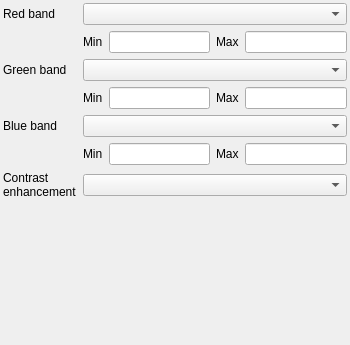
Old version of the form src/ui/pointcloud/qgspointcloudrgbrendererwidgetbase.ui in the repository carsmie/QGIS.
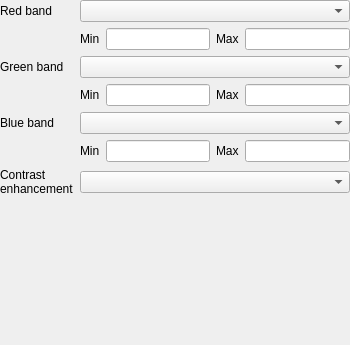
New version of the form. Custom widgets are drawn as their Qt base class.

The edit to the form file:
```diff
--- a/src/ui/pointcloud/qgspointcloudrgbrendererwidgetbase.ui
+++ b/src/ui/pointcloud/qgspointcloudrgbrendererwidgetbase.ui
@@ -15,16 +15,16 @@
   </property>
   <layout class="QVBoxLayout" name="verticalLayout">
    <property name="leftMargin">
-    <number>3</number>
+    <number>0</number>
    </property>
    <property name="topMargin">
-    <number>3</number>
+    <number>0</number>
    </property>
    <property name="rightMargin">
-    <number>3</number>
+    <number>0</number>
    </property>
    <property name="bottomMargin">
-    <number>3</number>
+    <number>0</number>
    </property>
    <item>
     <layout class="QGridLayout" name="gridLayout">
```
